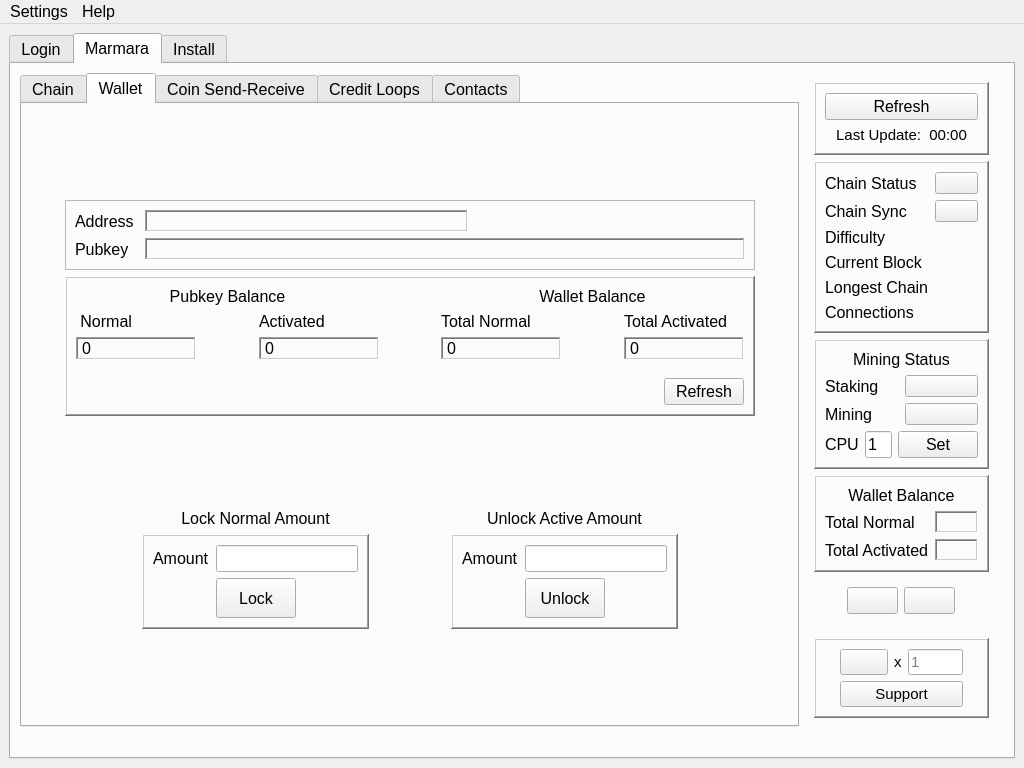
First picture: the form in src/main/python/qtguidesign.ui, repository marmarachain/marmara-connector, before the edit.
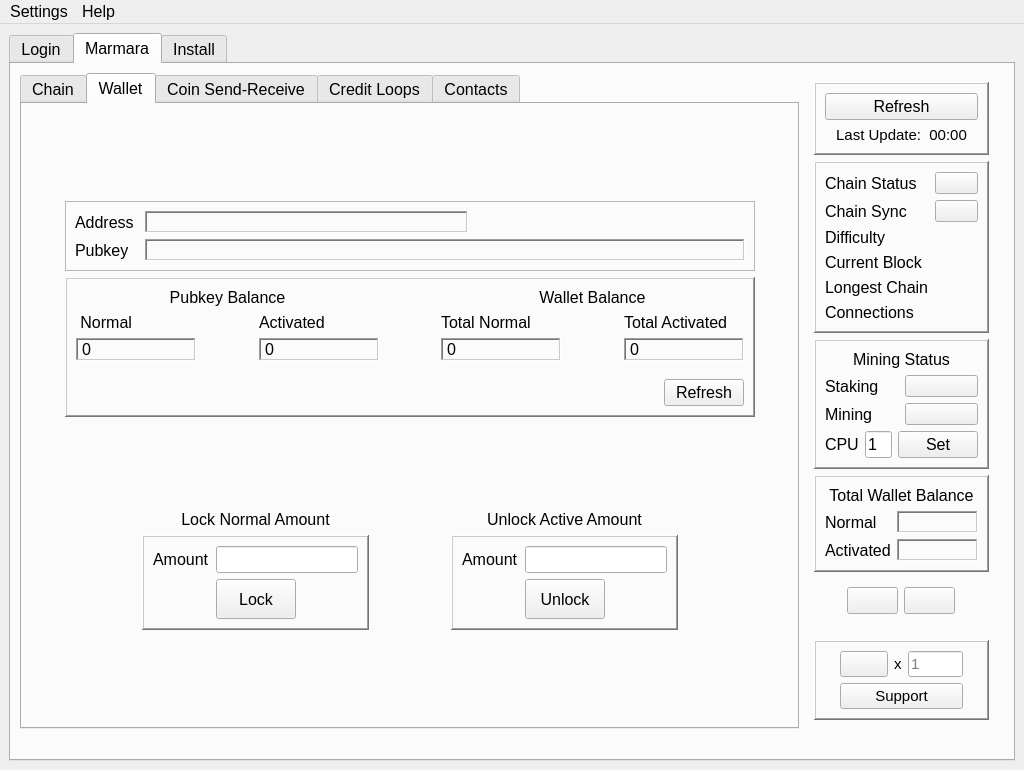
Second picture: the form after the edit. Icons and pictures are not drawn.

```diff
--- a/src/main/python/qtguidesign.ui
+++ b/src/main/python/qtguidesign.ui
@@ -10,7 +10,7 @@
     <x>0</x>
     <y>0</y>
     <width>1024</width>
-    <height>768</height>
+    <height>770</height>
    </rect>
   </property>
   <property name="font">
@@ -4483,7 +4483,7 @@
           </property>
           <property name="maximumSize">
            <size>
-            <width>400</width>
+            <width>16777215</width>
             <height>16777215</height>
            </size>
           </property>
@@ -4511,7 +4511,7 @@
                  </font>
                 </property>
                 <property name="text">
-                 <string>Wallet Balance</string>
+                 <string>Total Wallet Balance</string>
                 </property>
                 <property name="alignment">
                  <set>Qt::AlignCenter</set>
@@ -4526,7 +4526,7 @@
                  </font>
                 </property>
                 <property name="text">
-                 <string>Total Normal</string>
+                 <string>Normal</string>
                 </property>
                </widget>
               </item>
@@ -4554,7 +4554,7 @@
               <item row="2" column="0">
                <widget class="QLabel" name="totalactivated_label">
                 <property name="text">
-                 <string>Total Activated</string>
+                 <string>Activated</string>
                 </property>
                </widget>
               </item>
```
